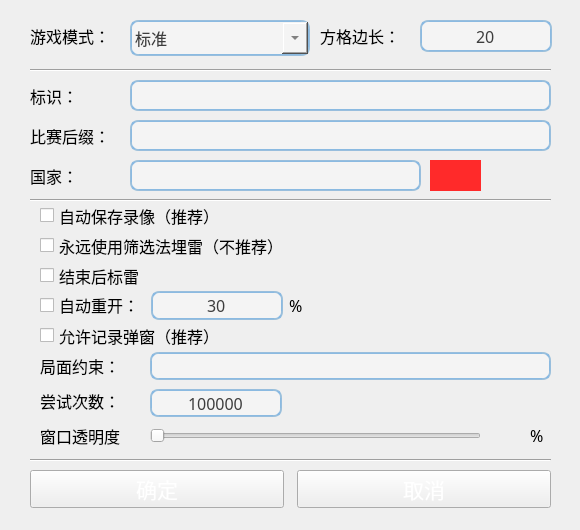
Qt form uiFiles/ui_gs.ui (eee555/Solvable-Minesweeper) before a commit.
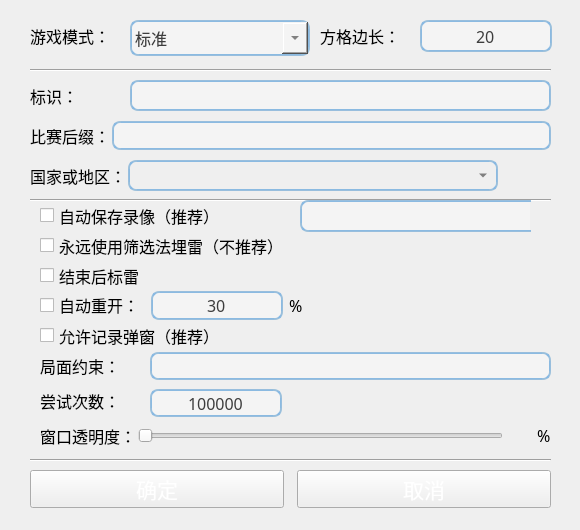
The same form after that commit. Icons and pictures are not drawn. Custom widgets are drawn as their Qt base class.

```diff
--- a/uiFiles/ui_gs.ui
+++ b/uiFiles/ui_gs.ui
@@ -146,106 +146,6 @@
     <enum>Qt::Horizontal</enum>
    </property>
   </widget>
-  <widget class="QSlider" name="horizontalSlider_transparency">
-   <property name="geometry">
-    <rect>
-     <x>150</x>
-     <y>425</y>
-     <width>331</width>
-     <height>22</height>
-    </rect>
-   </property>
-   <property name="maximum">
-    <number>100</number>
-   </property>
-   <property name="singleStep">
-    <number>1</number>
-   </property>
-   <property name="orientation">
-    <enum>Qt::Horizontal</enum>
-   </property>
-  </widget>
-  <widget class="QLabel" name="label_transparency">
-   <property name="geometry">
-    <rect>
-     <x>40</x>
-     <y>420</y>
-     <width>101</width>
-     <height>31</height>
-    </rect>
-   </property>
-   <property name="font">
-    <font>
-     <family>微软雅黑</family>
-     <pointsize>12</pointsize>
-    </font>
-   </property>
-   <property name="text">
-    <string>窗口透明度</string>
-   </property>
-   <property name="scaledContents">
-    <bool>false</bool>
-   </property>
-   <property name="wordWrap">
-    <bool>false</bool>
-   </property>
-  </widget>
-  <widget class="QLabel" name="label_transparency_percent_value">
-   <property name="geometry">
-    <rect>
-     <x>480</x>
-     <y>420</y>
-     <width>41</width>
-     <height>31</height>
-    </rect>
-   </property>
-   <property name="font">
-    <font>
-     <family>微软雅黑</family>
-     <pointsize>12</pointsize>
-    </font>
-   </property>
-   <property name="layoutDirection">
-    <enum>Qt::LeftToRight</enum>
-   </property>
-   <property name="text">
-    <string/>
-   </property>
-   <property name="scaledContents">
-    <bool>false</bool>
-   </property>
-   <property name="alignment">
-    <set>Qt::AlignRight|Qt::AlignTrailing|Qt::AlignVCenter</set>
-   </property>
-   <property name="wordWrap">
-    <bool>false</bool>
-   </property>
-  </widget>
-  <widget class="QLabel" name="label_transparency_percent">
-   <property name="geometry">
-    <rect>
-     <x>530</x>
-     <y>420</y>
-     <width>21</width>
-     <height>31</height>
-    </rect>
-   </property>
-   <property name="font">
-    <font>
-     <family>微软雅黑</family>
-     <pointsize>12</pointsize>
-    </font>
-   </property>
-   <property name="text">
-    <string>%</string>
-   </property>
-   <property name="scaledContents">
-    <bool>false</bool>
-   </property>
-   <property name="wordWrap">
-    <bool>false</bool>
-   </property>
-  </widget>
   <widget class="QCheckBox" name="checkBox_end_then_flag">
    <property name="geometry">
     <rect>
@@ -296,31 +196,6 @@
     <bool>false</bool>
    </property>
   </widget>
-  <widget class="QLabel" name="label_race_label">
-   <property name="geometry">
-    <rect>
-     <x>30</x>
-     <y>120</y>
-     <width>101</width>
-     <height>32</height>
-    </rect>
-   </property>
-   <property name="font">
-    <font>
-     <family>微软雅黑</family>
-     <pointsize>12</pointsize>
-    </font>
-   </property>
-   <property name="text">
-    <string>比赛后缀：</string>
-   </property>
-   <property name="scaledContents">
-    <bool>false</bool>
-   </property>
-   <property name="wordWrap">
-    <bool>false</bool>
-   </property>
-  </widget>
   <widget class="QCheckBox" name="checkBox_filter_forever">
    <property name="geometry">
     <rect>
@@ -384,47 +259,6 @@
     <string>自动保存录像（推荐）</string>
    </property>
   </widget>
-  <widget class="QLabel" name="label_country">
-   <property name="geometry">
-    <rect>
-     <x>30</x>
-     <y>160</y>
-     <width>101</width>
-     <height>32</height>
-    </rect>
-   </property>
-   <property name="font">
-    <font>
-     <family>微软雅黑</family>
-     <pointsize>12</pointsize>
-    </font>
-   </property>
-   <property name="text">
-    <string>国家：</string>
-   </property>
-   <property name="scaledContents">
-    <bool>false</bool>
-   </property>
-   <property name="wordWrap">
-    <bool>false</bool>
-   </property>
-  </widget>
-  <widget class="QLabel" name="label_national_flag">
-   <property name="geometry">
-    <rect>
-     <x>430</x>
-     <y>160</y>
-     <width>51</width>
-     <height>31</height>
-    </rect>
-   </property>
-   <property name="styleSheet">
-    <string notr="true">background-color:rgb(255, 42, 42)</string>
-   </property>
-   <property name="text">
-    <string/>
-   </property>
-  </widget>
   <widget class="QLabel" name="label_gamemode">
    <property name="geometry">
     <rect>
@@ -450,42 +284,6 @@
     <bool>false</bool>
    </property>
   </widget>
-  <widget class="QLineEdit" name="lineEdit_race_label">
-   <property name="geometry">
-    <rect>
-     <x>130</x>
-     <y>120</y>
-     <width>421</width>
-     <height>31</height>
-    </rect>
-   </property>
-   <property name="font">
-    <font>
-     <family>微软雅黑</family>
-     <pointsize>12</pointsize>
-    </font>
-   </property>
-   <property name="focusPolicy">
-    <enum>Qt::ClickFocus</enum>
-   </property>
-   <property name="styleSheet">
-    <string notr="true">border-width: 2px;
-border-radius: 8px;
-border-style: solid;
-border-top-color: qlineargradient(spread:pad, x1:0.5, y1:1, x2:0.5, y2:0, stop:0 #85b7e3, stop:1 #9ec1db);
-border-right-color: qlineargradient(spread:pad, x1:0, y1:0, x2:1, y2:0, stop:0 #85b7e3, stop:1 #9ec1db);
-border-bottom-color: qlineargradient(spread:pad, x1:0.5, y1:0, x2:0.5, y2:1, stop:0 #85b7e3, stop:1 #9ec1db);
-border-left-color: qlineargradient(spread:pad, x1:1, y1:0, x2:0, y2:0, stop:0 #85b7e3, stop:1 #9ec1db);
-background-color: #f4f4f4;
-color: #3d3d3d;</string>
-   </property>
-   <property name="text">
-    <string/>
-   </property>
-   <property name="alignment">
-    <set>Qt::AlignCenter</set>
-   </property>
-  </widget>
   <widget class="QLineEdit" name="lineEdit_label">
    <property name="geometry">
     <rect>
@@ -518,41 +316,8 @@
    <property name="text">
     <string/>
    </property>
-   <property name="alignment">
-    <set>Qt::AlignCenter</set>
-   </property>
-  </widget>
-  <widget class="QLineEdit" name="lineEdit_country">
-   <property name="geometry">
-    <rect>
-     <x>130</x>
-     <y>160</y>
-     <width>291</width>
-     <height>31</height>
-    </rect>
-   </property>
-   <property name="font">
-    <font>
-     <family>微软雅黑</family>
-     <pointsize>12</pointsize>
-    </font>
-   </property>
-   <property name="focusPolicy">
-    <enum>Qt::ClickFocus</enum>
-   </property>
-   <property name="styleSheet">
-    <string notr="true">border-width: 2px;
-border-radius: 8px;
-border-style: solid;
-border-top-color: qlineargradient(spread:pad, x1:0.5, y1:1, x2:0.5, y2:0, stop:0 #85b7e3, stop:1 #9ec1db);
-border-right-color: qlineargradient(spread:pad, x1:0, y1:0, x2:1, y2:0, stop:0 #85b7e3, stop:1 #9ec1db);
-border-bottom-color: qlineargradient(spread:pad, x1:0.5, y1:0, x2:0.5, y2:1, stop:0 #85b7e3, stop:1 #9ec1db);
-border-left-color: qlineargradient(spread:pad, x1:1, y1:0, x2:0, y2:0, stop:0 #85b7e3, stop:1 #9ec1db);
-background-color: #f4f4f4;
-color: #3d3d3d;</string>
-   </property>
-   <property name="text">
-    <string/>
+   <property name="maxLength">
+    <number>1024</number>
    </property>
    <property name="alignment">
     <set>Qt::AlignCenter</set>
@@ -1057,7 +822,389 @@
     </item>
    </layout>
   </widget>
+  <widget class="QWidget" name="horizontalWidget_country" native="true">
+   <property name="geometry">
+    <rect>
+     <x>30</x>
+     <y>155</y>
+     <width>521</width>
+     <height>41</height>
+    </rect>
+   </property>
+   <layout class="QHBoxLayout" name="horizontalLayout_2" stretch="2,20,1">
+    <property name="spacing">
+     <number>2</number>
+    </property>
+    <property name="leftMargin">
+     <number>0</number>
+    </property>
+    <property name="topMargin">
+     <number>0</number>
+    </property>
+    <property name="rightMargin">
+     <number>0</number>
+    </property>
+    <property name="bottomMargin">
+     <number>0</number>
+    </property>
+    <item>
+     <widget class="QLabel" name="label_country">
+      <property name="sizePolicy">
+       <sizepolicy hsizetype="Preferred" vsizetype="Preferred">
+        <horstretch>0</horstretch>
+        <verstretch>0</verstretch>
+       </sizepolicy>
+      </property>
+      <property name="font">
+       <font>
+        <family>微软雅黑</family>
+        <pointsize>12</pointsize>
+       </font>
+      </property>
+      <property name="text">
+       <string>国家或地区：</string>
+      </property>
+      <property name="scaledContents">
+       <bool>false</bool>
+      </property>
+      <property name="wordWrap">
+       <bool>false</bool>
+      </property>
+     </widget>
+    </item>
+    <item>
+     <widget class="BetterQCombox" name="comboBox_country">
+      <property name="minimumSize">
+       <size>
+        <width>0</width>
+        <height>31</height>
+       </size>
+      </property>
+      <property name="maximumSize">
+       <size>
+        <width>16777215</width>
+        <height>31</height>
+       </size>
+      </property>
+      <property name="font">
+       <font>
+        <family>微软雅黑</family>
+        <pointsize>12</pointsize>
+        <weight>50</weight>
+        <italic>false</italic>
+        <bold>false</bold>
+       </font>
+      </property>
+      <property name="focusPolicy">
+       <enum>Qt::ClickFocus</enum>
+      </property>
+      <property name="styleSheet">
+       <string notr="true">QComboBox {
+border-width: 2px;
+border-radius: 8px;
+border-style: solid;
+border-top-color: qlineargradient(spread:pad, x1:0.5, y1:1, x2:0.5, y2:0, stop:0 #85b7e3, stop:1 #9ec1db);
+border-right-color: qlineargradient(spread:pad, x1:0, y1:0, x2:1, y2:0, stop:0 #85b7e3, stop:1 #9ec1db);
+border-bottom-color: qlineargradient(spread:pad, x1:0.5, y1:0, x2:0.5, y2:1, stop:0 #85b7e3, stop:1 #9ec1db);
+border-left-color: qlineargradient(spread:pad, x1:1, y1:0, x2:0, y2:0, stop:0 #85b7e3, stop:1 #9ec1db);
+background-color: rgba(244,244,244,0);
+width:102px;
+height: 32px;
+color: #3d3d3d;
+	font: 12pt &quot;微软雅黑&quot;;
+}
+
+</string>
+      </property>
+      <property name="editable">
+       <bool>true</bool>
+      </property>
+      <property name="currentText">
+       <string notr="true"/>
+      </property>
+      <property name="currentIndex">
+       <number>-1</number>
+      </property>
+      <property name="sizeAdjustPolicy">
+       <enum>QComboBox::AdjustToMinimumContentsLength</enum>
+      </property>
+      <property name="modelColumn">
+       <number>0</number>
+      </property>
+     </widget>
+    </item>
+    <item>
+     <widget class="QLabel" name="label_national_flag">
+      <property name="minimumSize">
+       <size>
+        <width>51</width>
+        <height>0</height>
+       </size>
+      </property>
+      <property name="maximumSize">
+       <size>
+        <width>51</width>
+        <height>500</height>
+       </size>
+      </property>
+      <property name="font">
+       <font>
+        <family>微软雅黑</family>
+        <pointsize>16</pointsize>
+       </font>
+      </property>
+      <property name="styleSheet">
+       <string notr="true">background-color:rgba(0,0,0,0)</string>
+      </property>
+      <property name="text">
+       <string/>
+      </property>
+      <property name="alignment">
+       <set>Qt::AlignCenter</set>
+      </property>
+      <property name="wordWrap">
+       <bool>false</bool>
+      </property>
+     </widget>
+    </item>
+   </layout>
+  </widget>
+  <widget class="QWidget" name="horizontalWidget_transparency" native="true">
+   <property name="geometry">
+    <rect>
+     <x>40</x>
+     <y>415</y>
+     <width>511</width>
+     <height>41</height>
+    </rect>
+   </property>
+   <layout class="QHBoxLayout" name="horizontalLayout_3">
+    <property name="spacing">
+     <number>2</number>
+    </property>
+    <property name="leftMargin">
+     <number>0</number>
+    </property>
+    <property name="topMargin">
+     <number>0</number>
+    </property>
+    <property name="rightMargin">
+     <number>0</number>
+    </property>
+    <property name="bottomMargin">
+     <number>0</number>
+    </property>
+    <item>
+     <widget class="QLabel" name="label_transparency">
+      <property name="font">
+       <font>
+        <family>微软雅黑</family>
+        <pointsize>12</pointsize>
+       </font>
+      </property>
+      <property name="text">
+       <string>窗口透明度：</string>
+      </property>
+      <property name="scaledContents">
+       <bool>false</bool>
+      </property>
+      <property name="wordWrap">
+       <bool>false</bool>
+      </property>
+     </widget>
+    </item>
+    <item>
+     <widget class="QSlider" name="horizontalSlider_transparency">
+      <property name="maximum">
+       <number>100</number>
+      </property>
+      <property name="singleStep">
+       <number>1</number>
+      </property>
+      <property name="orientation">
+       <enum>Qt::Horizontal</enum>
+      </property>
+     </widget>
+    </item>
+    <item>
+     <widget class="QLabel" name="label_transparency_percent_value">
+      <property name="minimumSize">
+       <size>
+        <width>30</width>
+        <height>0</height>
+       </size>
+      </property>
+      <property name="font">
+       <font>
+        <family>微软雅黑</family>
+        <pointsize>12</pointsize>
+       </font>
+      </property>
+      <property name="layoutDirection">
+       <enum>Qt::LeftToRight</enum>
+      </property>
+      <property name="text">
+       <string/>
+      </property>
+      <property name="scaledContents">
+       <bool>false</bool>
+      </property>
+      <property name="alignment">
+       <set>Qt::AlignRight|Qt::AlignTrailing|Qt::AlignVCenter</set>
+      </property>
+      <property name="wordWrap">
+       <bool>false</bool>
+      </property>
+     </widget>
+    </item>
+    <item>
+     <widget class="QLabel" name="label_transparency_percent">
+      <property name="font">
+       <font>
+        <family>微软雅黑</family>
+        <pointsize>12</pointsize>
+       </font>
+      </property>
+      <property name="text">
+       <string>%</string>
+      </property>
+      <property name="scaledContents">
+       <bool>false</bool>
+      </property>
+      <property name="wordWrap">
+       <bool>false</bool>
+      </property>
+     </widget>
+    </item>
+   </layout>
+  </widget>
+  <widget class="QWidget" name="horizontalWidget_race" native="true">
+   <property name="geometry">
+    <rect>
+     <x>30</x>
+     <y>115</y>
+     <width>521</width>
+     <height>41</height>
+    </rect>
+   </property>
+   <layout class="QHBoxLayout" name="horizontalLayout_4">
+    <property name="spacing">
+     <number>2</number>
+    </property>
+    <property name="leftMargin">
+     <number>0</number>
+    </property>
+    <property name="topMargin">
+     <number>0</number>
+    </property>
+    <property name="rightMargin">
+     <number>0</number>
+    </property>
+    <property name="bottomMargin">
+     <number>0</number>
+    </property>
+    <item>
+     <widget class="QLabel" name="label_race_label">
+      <property name="font">
+       <font>
+        <family>微软雅黑</family>
+        <pointsize>12</pointsize>
+       </font>
+      </property>
+      <property name="text">
+       <string>比赛后缀：</string>
+      </property>
+      <property name="scaledContents">
+       <bool>false</bool>
+      </property>
+      <property name="wordWrap">
+       <bool>false</bool>
+      </property>
+     </widget>
+    </item>
+    <item>
+     <widget class="QLineEdit" name="lineEdit_race_label">
+      <property name="font">
+       <font>
+        <family>微软雅黑</family>
+        <pointsize>12</pointsize>
+       </font>
+      </property>
+      <property name="focusPolicy">
+       <enum>Qt::ClickFocus</enum>
+      </property>
+      <property name="styleSheet">
+       <string notr="true">border-width: 2px;
+border-radius: 8px;
+border-style: solid;
+border-top-color: qlineargradient(spread:pad, x1:0.5, y1:1, x2:0.5, y2:0, stop:0 #85b7e3, stop:1 #9ec1db);
+border-right-color: qlineargradient(spread:pad, x1:0, y1:0, x2:1, y2:0, stop:0 #85b7e3, stop:1 #9ec1db);
+border-bottom-color: qlineargradient(spread:pad, x1:0.5, y1:0, x2:0.5, y2:1, stop:0 #85b7e3, stop:1 #9ec1db);
+border-left-color: qlineargradient(spread:pad, x1:1, y1:0, x2:0, y2:0, stop:0 #85b7e3, stop:1 #9ec1db);
+background-color: #f4f4f4;
+color: #3d3d3d;</string>
+      </property>
+      <property name="text">
+       <string notr="true"/>
+      </property>
+      <property name="maxLength">
+       <number>1024</number>
+      </property>
+      <property name="alignment">
+       <set>Qt::AlignCenter</set>
+      </property>
+     </widget>
+    </item>
+   </layout>
+  </widget>
+  <widget class="QLineEdit" name="lineEdit_country">
+   <property name="geometry">
+    <rect>
+     <x>300</x>
+     <y>200</y>
+     <width>231</width>
+     <height>32</height>
+    </rect>
+   </property>
+   <property name="font">
+    <font>
+     <family>微软雅黑</family>
+     <pointsize>12</pointsize>
+    </font>
+   </property>
+   <property name="focusPolicy">
+    <enum>Qt::ClickFocus</enum>
+   </property>
+   <property name="styleSheet">
+    <string notr="true">border-width: 2px;
+border-top-left-radius: 8px;
+border-bottom-left-radius: 8px;
+border-style: solid;
+border-top-color: qlineargradient(spread:pad, x1:0.5, y1:1, x2:0.5, y2:0, stop:0 #85b7e3, stop:1 #9ec1db);
+border-right-color: rgba(0,0,0,0);
+border-bottom-color: qlineargradient(spread:pad, x1:0.5, y1:0, x2:0.5, y2:1, stop:0 #85b7e3, stop:1 #9ec1db);
+border-left-color: qlineargradient(spread:pad, x1:1, y1:0, x2:0, y2:0, stop:0 #85b7e3, stop:1 #9ec1db);
+background-color: #f4f4f4;
+color: #3d3d3d;</string>
+   </property>
+   <property name="text">
+    <string notr="true"/>
+   </property>
+   <property name="maxLength">
+    <number>1024</number>
+   </property>
+   <property name="alignment">
+    <set>Qt::AlignCenter</set>
+   </property>
+  </widget>
  </widget>
+ <customwidgets>
+  <customwidget>
+   <class>BetterQCombox</class>
+   <extends>QComboBox</extends>
+   <header>ui.uiComponents</header>
+  </customwidget>
+ </customwidgets>
  <resources/>
  <connections>
   <connection>
```
Left out of the diff: 88 changed lines with no effect on the pictures.
